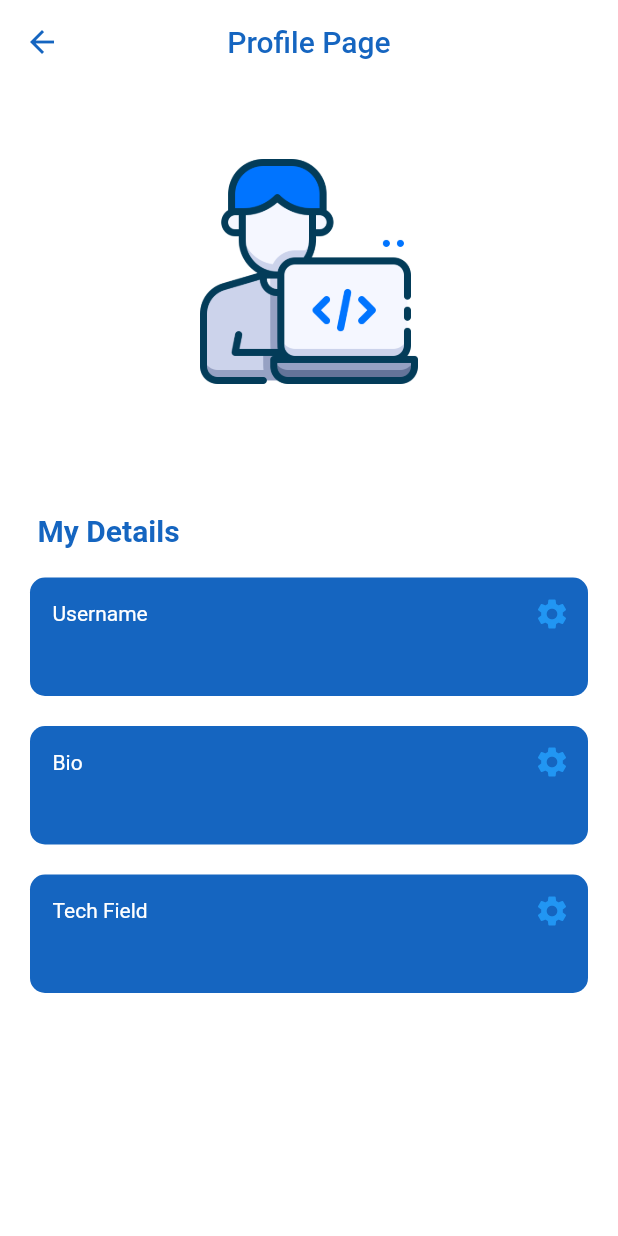
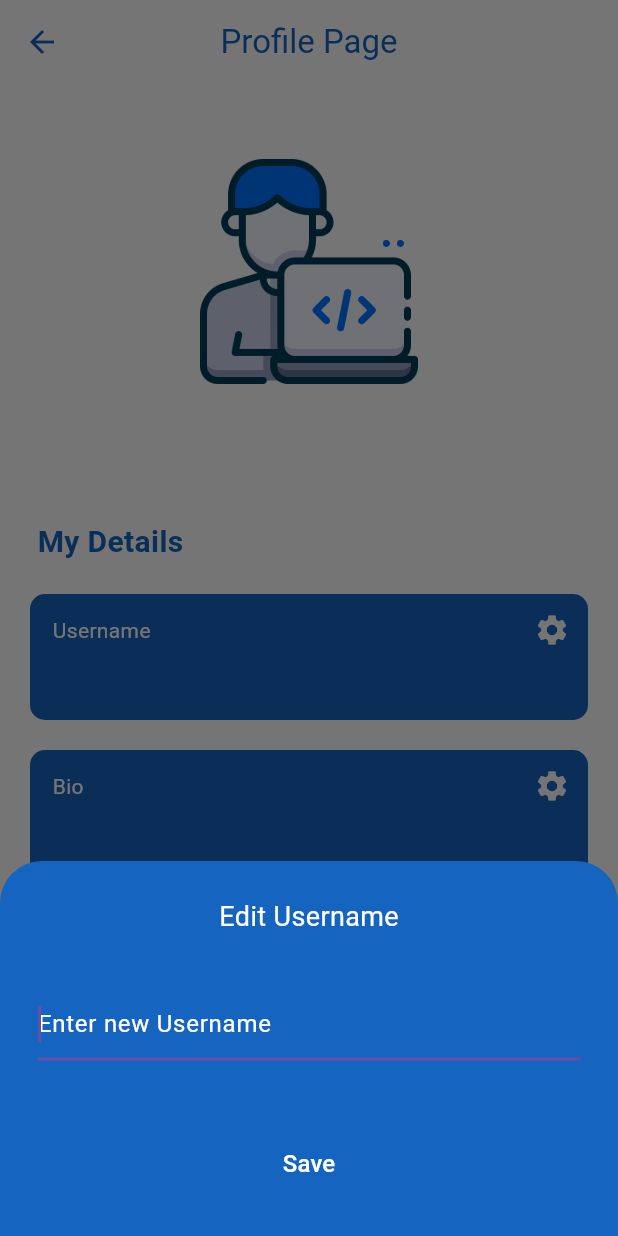
Before and after one commit to Tosin2289/Dev-Crib, a Flutter app: the ProfilePage screen opened directly, after a tap on the "settings" icon, on a phone screen of 412 x 824 dp. Run offline on Flutter 3.47's test engine with Material 2 defaults, Android fonts, the light colour scheme and no system bars; our stand-ins replace cloud_firestore, firebase_auth, firebase_core, flutter_custom_clippers; accounts and stored records are empty.

Commit message:
ninth commit

```diff
--- a/lib/main.dart
+++ b/lib/main.dart
@@ -20,6 +20,7 @@ class MyApp extends StatelessWidget {
     return MaterialApp(
       debugShowCheckedModeBanner: false,
       theme: ThemeData(
+        useMaterial3: true,
         primarySwatch: Colors.blue,
       ),
       home: splash(),
--- a/lib/pages/profilepage.dart
+++ b/lib/pages/profilepage.dart
@@ -16,45 +16,56 @@ class _ProfilePageState extends State<ProfilePage> {
   final usersCollection = FirebaseFirestore.instance.collection("Users");
   Future<void> editField(String field) async {
     String newValue = "";
-    await showDialog(
+    showModalBottomSheet<void>(
+      backgroundColor: Colors.blue[800],
       context: context,
-      builder: (context) => AlertDialog(
-        backgroundColor: Colors.blue[600],
-        title: Text(
+      builder: (context) {
+        return SizedBox(
+          height: 250,
+          child: Center(
+            child: Column(
+              mainAxisAlignment: MainAxisAlignment.center,
+              mainAxisSize: MainAxisSize.min,
+              children: [
+                Text(
                   "Edit $field",
-          style: TextStyle(color: Colors.white),
+                  style: const TextStyle(color: Colors.white, fontSize: 18),
                 ),
-        content: TextField(
+                const SizedBox(
+                  height: 10,
+                ),
+                Padding(
+                  padding: const EdgeInsets.all(25.0),
+                  child: TextField(
                     autofocus: true,
                     style: TextStyle(color: Colors.white),
                     decoration: InputDecoration(
                       hintText: 'Enter new $field',
-            hintStyle: TextStyle(color: Colors.grey),
+                      hintStyle: TextStyle(color: Colors.white),
                     ),
                     onChanged: (value) {
                       newValue = value;
                     },
                   ),
-        actions: [
-          TextButton(
-              onPressed: () {
-                Navigator.pop(context);
-              },
-              child: Text(
-                "Cancel",
-                style: TextStyle(color: Colors.white),
-              )),
+                ),
+                const SizedBox(
+                  height: 20,
+                ),
                 TextButton(
                     onPressed: () {
                       Navigator.of(context).pop(newValue);
                     },
-              child: Text(
-                "Cancel",
-                style: TextStyle(color: Colors.white),
+                    child: const Text(
+                      "Save",
+                      style: TextStyle(color: Colors.white, fontSize: 16),
                     )),
               ],
             ),
+          ),
         );
+      },
+    );
+
     if (newValue.trim().length > 0) {
       await usersCollection.doc(currentUser.email).update({field: newValue});
     }
@@ -65,7 +76,7 @@ class _ProfilePageState extends State<ProfilePage> {
     return Scaffold(
         backgroundColor: Colors.white,
         appBar: AppBar(
-          iconTheme:  IconThemeData(color: Colors.blue[800]),
+          iconTheme: IconThemeData(color: Colors.blue[800]),
           elevation: 0,
           centerTitle: true,
           title: Text(
--- a/lib/widgets/text_box.dart
+++ b/lib/widgets/text_box.dart
@@ -3,7 +3,7 @@ import 'package:flutter/material.dart';
 class MyTextBox extends StatelessWidget {
   final String text;
   final String sectionName;
-  void Function()? onPressed;
+  final void Function()? onPressed;
   MyTextBox(
       {Key? key,
       required this.text,
@@ -29,9 +29,9 @@ class MyTextBox extends StatelessWidget {
                 style: TextStyle(color: Colors.white),
               ),
               IconButton(
-                onPressed: () {},
+                onPressed: onPressed,
                 icon: const Icon(Icons.settings),
-                color: Colors.blue,
+                color: Colors.white,
               )
             ],
           ),
```
Lines whose indentation alone changed are shown as unchanged.
